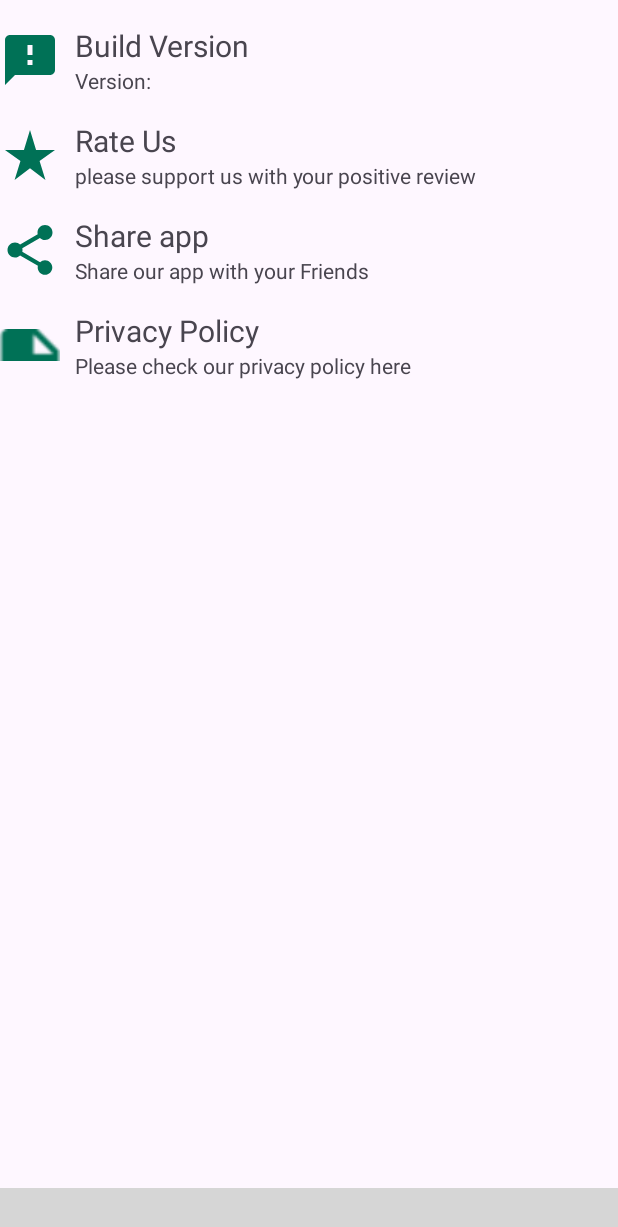
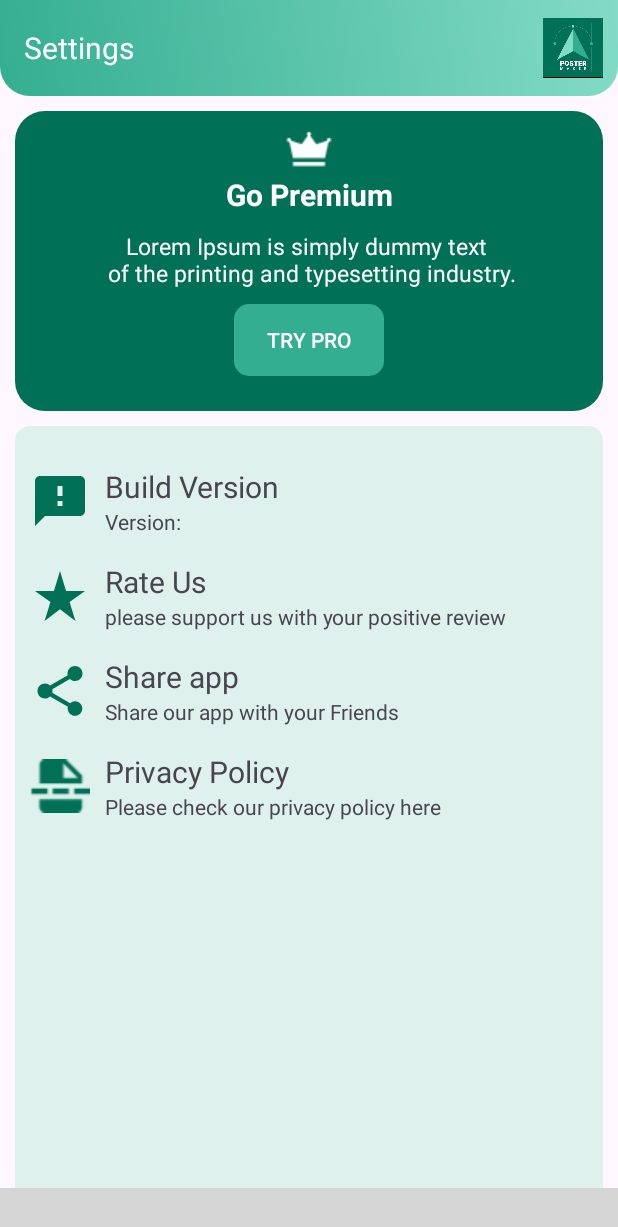
Before and after one commit to MuhammadAnees1/PosterEditor, an Android app: the fragment SettingFragment placed in its activity, on a phone screen of 412 x 824 dp. Shown: the top 1227 px of the screen. Run offline under Robolectric (Android 15) with nearby library versions, the phone set to English and light mode, and no system bars; libraries missing offline, so code that uses them is left out: com.etebarian.meowbottomnavigation, org.imaginativeworld.whynotimagecarousel; plain views replace MeowBottomNavigation; 12 statements that could not run were skipped; grey boxes are pictures that could not be loaded.

Commit message:
setting page

```diff
--- a/app/src/main/java/com/example/postereditor/CategoryAdapter.java
+++ b/app/src/main/java/com/example/postereditor/CategoryAdapter.java
@@ -1,23 +1,34 @@
 package com.example.postereditor;
 
+import android.content.Context;
+import android.content.Intent;
 import android.view.LayoutInflater;
 import android.view.View;
 import android.view.ViewGroup;
 import android.widget.TextView;
+import android.widget.Toast;
 
-import androidx.annotation.NonNull;
 import androidx.recyclerview.widget.LinearLayoutManager;
 import androidx.recyclerview.widget.RecyclerView;
 
 import java.util.List;
 
+interface CategoryClickListener {
+    void onSeeAllClick(Category category);
+}
+
 class CategoryAdapter extends RecyclerView.Adapter<CategoryAdapter.ViewHolder> {
 
     private List<Category> categories;
+    private CategoryClickListener categoryClickListener;
+    private Context context;
 
-    CategoryAdapter(List<Category> categories) {
+    CategoryAdapter(List<Category> categories, CategoryClickListener listener, Context context) {
         this.categories = categories;
+        this.categoryClickListener = listener;
+        this.context = context;
     }
+
 
     @Override
     public ViewHolder onCreateViewHolder(ViewGroup parent, int viewType) {
@@ -31,6 +42,17 @@ class CategoryAdapter extends RecyclerView.Adapter<CategoryAdapter.ViewHolder> {
         holder.titleTextView.setText(category.title);
         holder.innerRecyclerView.setLayoutManager(new LinearLayoutManager(holder.innerRecyclerView.getContext(), LinearLayoutManager.HORIZONTAL, false));
         holder.innerRecyclerView.setAdapter(new CategoryItemAdapter(category.items));
+
+        // Handle click on "seeAll_category" button
+        holder.seeAll_category.setOnClickListener(new View.OnClickListener() {
+            @Override
+            public void onClick(View v) {
+                if (categoryClickListener != null) {
+                    categoryClickListener.onSeeAllClick(category);
+
+                }
+            }
+        });
     }
 
     @Override
@@ -39,13 +61,14 @@ class CategoryAdapter extends RecyclerView.Adapter<CategoryAdapter.ViewHolder> {
     }
 
     static class ViewHolder extends RecyclerView.ViewHolder {
-        TextView titleTextView;
+        TextView titleTextView, seeAll_category;
         RecyclerView innerRecyclerView;
 
         ViewHolder(View itemView) {
             super(itemView);
             titleTextView = itemView.findViewById(R.id.category_title);
             innerRecyclerView = itemView.findViewById(R.id.inner_recycler_view);
+            seeAll_category = itemView.findViewById(R.id.seeAll_category);
         }
     }
 }
--- a/app/src/main/java/com/example/postereditor/CategoryItemAdapter.java
+++ b/app/src/main/java/com/example/postereditor/CategoryItemAdapter.java
@@ -3,9 +3,13 @@ package com.example.postereditor;
 import android.view.LayoutInflater;
 import android.view.View;
 import android.view.ViewGroup;
+import android.widget.ImageView;
+import android.widget.TextView;
 
 import androidx.annotation.NonNull;
 import androidx.recyclerview.widget.RecyclerView;
+
+import org.w3c.dom.Text;
 
 import java.util.List;
 
@@ -27,7 +31,6 @@ class CategoryItemAdapter extends RecyclerView.Adapter<CategoryItemAdapter.ViewH
     @Override
     public void onBindViewHolder(@NonNull ViewHolder holder, int position) {
         Item item = items.get(position);
-        // Bind data to the views here
     }
 
     @Override
@@ -36,11 +39,13 @@ class CategoryItemAdapter extends RecyclerView.Adapter<CategoryItemAdapter.ViewH
     }
 
     static class ViewHolder extends RecyclerView.ViewHolder {
+
+        ImageView item_image ;
         // Define your item views here
 
         ViewHolder(View itemView) {
             super(itemView);
-            // Initialize your item views here
+            item_image = itemView.findViewById(R.id.item_image);
         }
     }
 }
--- a/app/src/main/java/com/example/postereditor/HomeFragment.java
+++ b/app/src/main/java/com/example/postereditor/HomeFragment.java
@@ -1,6 +1,11 @@
 package com.example.postereditor;
 
+import static androidx.constraintlayout.helper.widget.MotionEffect.TAG;
+
+import android.content.Intent;
 import android.os.Bundle;
+import android.os.Parcelable;
+import android.util.Log;
 import android.view.LayoutInflater;
 import android.view.View;
 import android.view.ViewGroup;
@@ -15,15 +20,16 @@ import org.imaginativeworld.whynotimagecarousel.model.CarouselItem;
 import java.util.ArrayList;
 import java.util.List;
 
-
-public class HomeFragment extends Fragment {
+public class HomeFragment extends Fragment implements CategoryClickListener {
     ImageCarousel carousel;
     List<CarouselItem> carouselItems = new ArrayList<>();
-     RecyclerView outerRecyclerView;
-     CategoryAdapter categoryAdapter;
+    RecyclerView outerRecyclerView;
+    CategoryAdapter categoryAdapter;
+
     public HomeFragment() {
         // Required empty public constructor
     }
+
     @Override
     public View onCreateView(LayoutInflater inflater, ViewGroup container,
                              Bundle savedInstanceState) {
@@ -40,15 +46,17 @@ public class HomeFragment extends Fragment {
         carousel.addData(carouselItems);
 
         outerRecyclerView = view.findViewById(R.id.categoryList);
+
         outerRecyclerView.setLayoutManager(new LinearLayoutManager(getContext()));
 
         // Prepare your data
         List<Category> categories = prepareCategoriesData();
 
-        categoryAdapter = new CategoryAdapter(categories);
-        outerRecyclerView.setAdapter(categoryAdapter);
+        CategoryAdapter adapter = new CategoryAdapter(categories, this, getContext());
+        outerRecyclerView.setAdapter(adapter);
         return view;
     }
+
     private List<Category> prepareCategoriesData() {
         List<Category> categories = new ArrayList<>();
 
@@ -70,19 +78,19 @@ public class HomeFragment extends Fragment {
         Category category2 = new Category("Category 2", category2Items);
         categories.add(category2);
 
+        // Category 3
+        List<Item> category3Items = new ArrayList<>();
+        category3Items.add(new Item("Item 3", "Description 3"));
+        category3Items.add(new Item("Item 4", "Description 4"));
+        Category category3 = new Category("Category 3", category3Items);
+        categories.add(category3);
+
+        // Category 4
         List<Item> category4Items = new ArrayList<>();
         category4Items.add(new Item("Item 3", "Description 3"));
         category4Items.add(new Item("Item 4", "Description 4"));
-        Category category4 = new Category("Category 2", category4Items);
-
+        Category category4 = new Category("Category 4", category4Items);
         categories.add(category4);
-        List<Item> category3Items = new ArrayList<>();
-        category3Items.add(new Item("Item 3", "Description 3"));
-        category3Items.add(new Item("Item 4", "Description 4"));
-        Category category3 = new Category("Category 2", category3Items);
-        categories.add(category3);
-
-        // You can add more categories here
 
         return categories;
     }
@@ -94,4 +102,20 @@ public class HomeFragment extends Fragment {
         imageUrls.add("https://img.freepik.com/free-photo/card-with-red-ribbons-bows_1232-1776.jpg?w=1380&t=st=1708669063~exp=1708669663~hmac=2397fc5c34c3b19e360f258e39cbfd0cca23b4a4eddbcd4692d671a98af9eb01");
         return imageUrls;
     }
+    @Override
+    public void onSeeAllClick(Category category) {
+        // Create a new instance of your fragment and pass the category data
+        categoryItemFragment fragment = new categoryItemFragment();
+        // Create a bundle and set the category data and items list
+        Bundle bundle = new Bundle();
+        bundle.putParcelable("category", category);
+        bundle.putParcelableArrayList("items", new ArrayList<>(category.items));
+        fragment.setArguments(bundle);
+        Log.d(TAG, "onSeeAllClick: dataaaa"+bundle);
+        // Use FragmentTransaction to replace the current fragment with the new one
+        requireActivity().getSupportFragmentManager().beginTransaction()
+                .replace(R.id.fragmentContainer, fragment)
+                .addToBackStack(null)
+                .commit();
+    }
 }
--- a/app/src/main/res/drawable/button_background.xml
+++ b/app/src/main/res/drawable/button_background.xml
@@ -1,5 +1,5 @@
 <shape xmlns:android="http://schemas.android.com/apk/res/android">
     <solid android:color="#34AE91" />
-    <corners android:radius="5dp"
+    <corners android:radius="10dp"
         />
 </shape>
--- /dev/null
+++ b/app/src/main/res/drawable/card_view_background.xml
@@ -0,0 +1,4 @@
+<shape xmlns:android="http://schemas.android.com/apk/res/android">
+    <solid android:color="#007156" />
+    <corners android:radius="20dp" />
+</shape>
--- a/app/src/main/res/layout/fragment_home.xml
+++ b/app/src/main/res/layout/fragment_home.xml
@@ -28,4 +28,10 @@
             android:layout_height="match_parent"
             android:layout_margin="10dp" />
 
+    <FrameLayout
+        android:id="@+id/footer"
+        android:layout_width="match_parent"
+        android:layout_height="match_parent"
+        android:layout_below="@id/categoryList" />
+
 </LinearLayout>
--- a/app/src/main/res/layout/fragment_setting.xml
+++ b/app/src/main/res/layout/fragment_setting.xml
@@ -1,15 +1,98 @@
 <?xml version="1.0" encoding="utf-8"?>
-<FrameLayout xmlns:android="http://schemas.android.com/apk/res/android"
+<LinearLayout xmlns:android="http://schemas.android.com/apk/res/android"
     xmlns:tools="http://schemas.android.com/tools"
     android:layout_width="match_parent"
     android:layout_height="match_parent"
+    xmlns:app="http://schemas.android.com/apk/res-auto"
+    android:orientation="vertical"
     tools:context=".SettingFragment">
 
+    <androidx.appcompat.widget.Toolbar
+        android:layout_width="match_parent"
+        android:layout_height="wrap_content"
+        android:background="@drawable/toolbar_background"
+        app:layout_constraintTop_toTopOf="parent"
+        tools:ignore="MissingConstraints" >
+
+        <TextView
+            android:layout_width="wrap_content"
+            android:layout_height="wrap_content"
+            android:text="Settings"
+            android:textColor="@color/white"
+            android:textSize="20sp"
+            tools:ignore="MissingConstraints" />
+
+        <ImageView
+            android:layout_width="50dp"
+            android:layout_height="50dp"
+            android:layout_marginStart="10dp"
+            android:src="@drawable/app_icon"
+            android:layout_gravity="end"
+            android:paddingEnd="10dp"
+            tools:ignore="MissingConstraints" />
+
+    </androidx.appcompat.widget.Toolbar>
+
+    <LinearLayout
+        android:layout_width="match_parent"
+        android:layout_height="200dp"
+        android:layout_marginStart="10dp"
+        android:layout_marginTop="10dp"
+        android:layout_marginEnd="10dp"
+        android:background="@drawable/card_view_background"
+        tools:ignore="MissingConstraints" >
+
+        <LinearLayout
+            android:layout_width="match_parent"
+            android:layout_height="wrap_content"
+            android:orientation="vertical"
+            tools:ignore="MissingConstraints" >
+
+        <TextView
+            android:layout_width="match_parent"
+            android:layout_height="wrap_content"
+            android:text="Go Premium"
+            android:drawableTop="@drawable/crown"
+            android:gravity="center"
+            android:layout_marginTop="10dp"
+            android:textStyle="bold"
+            android:textColor="@color/white"
+            android:textSize="20sp"
+            tools:ignore="MissingConstraints" />
+
+
+        <TextView
+            android:layout_width="match_parent"
+            android:layout_height="wrap_content"
+            android:text="@string/settingPage_text"
+            android:gravity="center"
+            android:layout_marginTop="10dp"
+            android:textColor="@color/white"
+            android:textSize="15sp"
+            tools:ignore="MissingConstraints" />
+
+            <androidx.appcompat.widget.AppCompatButton
+                android:layout_width="100dp"
+                android:layout_height="wrap_content"
+                android:layout_gravity="center"
+                android:layout_marginTop="10dp"
+                android:background="@drawable/button_background"
+                android:text="TRY PRO"
+                android:textColor="@color/white"
+                tools:ignore="MissingConstraints" />
+
+        </LinearLayout>
+
+    </LinearLayout>
 
     <androidx.recyclerview.widget.RecyclerView
         android:id="@+id/recyclerView3"
         android:layout_width="match_parent"
-        android:layout_height="wrap_content"
+        android:layout_height="match_parent"
+        android:layout_margin="10dp"
+        android:layout_marginBottom="40dp"
+        android:padding="10dp"
+        android:background="@drawable/search_background"
         tools:ignore="MissingConstraints" />
 
-</FrameLayout>
+</LinearLayout>
--- a/app/src/main/res/values/strings.xml
+++ b/app/src/main/res/values/strings.xml
@@ -2,4 +2,5 @@
     <string name="app_name">PosterEditor</string>
     <!-- TODO: Remove or change this placeholder text -->
     <string name="hello_blank_fragment">Hello blank fragment</string>
+    <string name="settingPage_text">Lorem Ipsum is simply dummy text \n of the printing and typesetting industry.</string>
 </resources>
```
Also changed, not shown: app/src/main/java/com/example/postereditor/Category.java (+61 -2 lines), app/src/main/java/com/example/postereditor/categoryItemFragment.java (added, +46 -0 lines), app/src/main/res/layout/fragment_category_item.xml (added, +47 -0 lines), app/src/main/res/drawable/app_icon.png, app/src/main/res/drawable/crown.png (added), app/src/main/res/drawable/privacy_policy.png.
